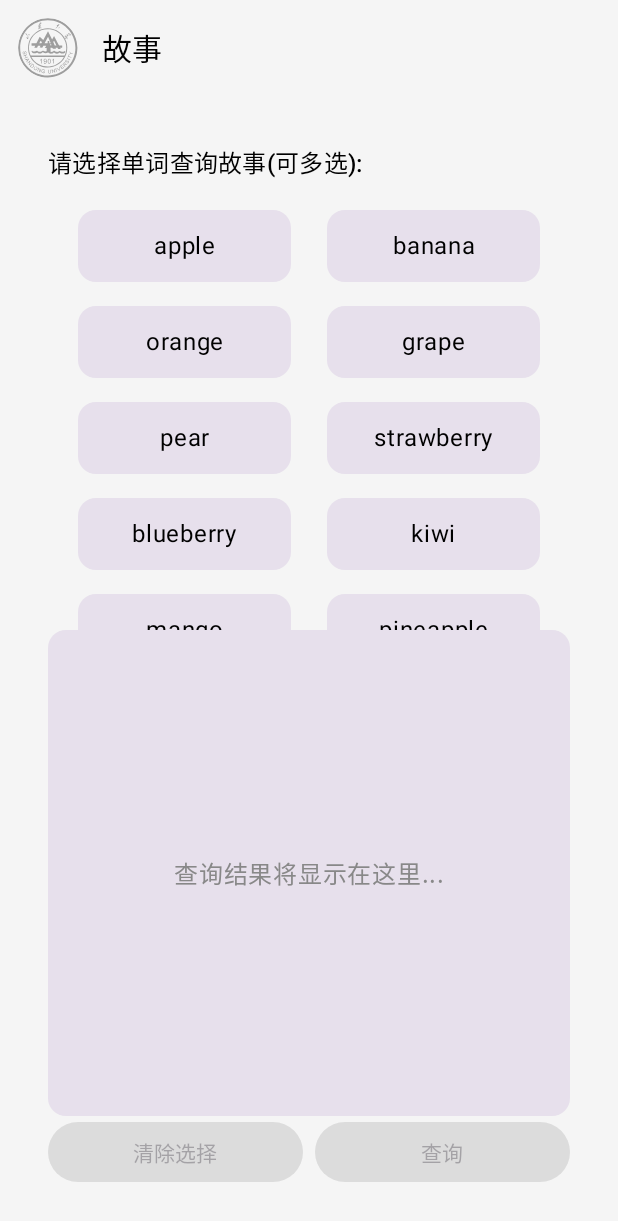
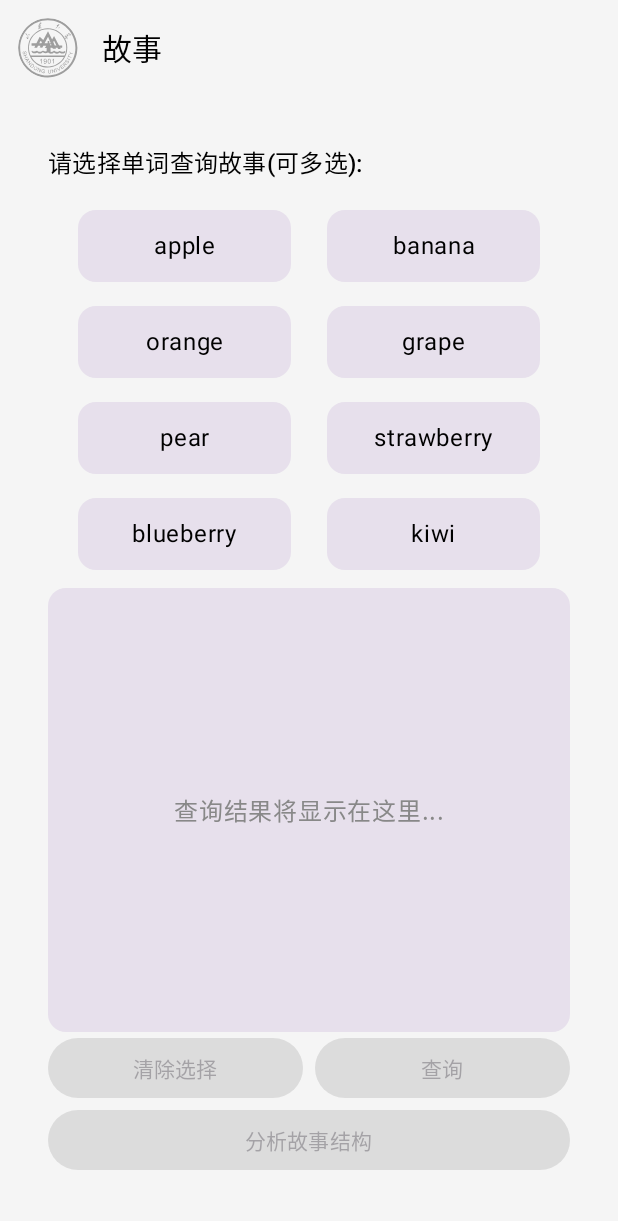
Before and after one commit to xxtd223/word-learning-software, an Android app built with Jetpack Compose: the StoryScreen screen opened through its navigation route, on a phone screen of 412 x 824 dp. Shown: the top 1221 px of the screen. Run offline under Robolectric (Android 15) with nearby library versions, the phone set to English and light mode, and no system bars; our stand-ins replace Dagger/Hilt's generated code, accompanist, constraintlayout-compose; libraries missing offline, so code that uses them is left out: okhttp3.sse.

Commit message:
接口输入输出格式问题完全搞定 1.故事传输到服务器端代码完成(暂时没调用)

```diff
--- a/Landing-master/app/src/main/java/com/peter/landing/domain/DeepSeekService.kt
+++ b/Landing-master/app/src/main/java/com/peter/landing/domain/DeepSeekService.kt
@@ -64,7 +64,6 @@ class DeepSeekService(
                 data: String
             ) {
                 val trimmedData = data.trim()
-                Log.d("DeepSeekDebug", "收到完整数据: $trimmedData")
 
                 if (trimmedData == "[DONE]") {
                     // 请求结束时打印最终结果
--- a/Landing-master/app/src/main/java/com/peter/landing/ui/screen/ds/DeepSeekChatScreen.kt
+++ b/Landing-master/app/src/main/java/com/peter/landing/ui/screen/ds/DeepSeekChatScreen.kt
@@ -18,8 +18,10 @@ import androidx.compose.material3.MaterialTheme
 import androidx.compose.material3.Surface
 import androidx.compose.material3.Text
 import androidx.compose.runtime.Composable
+import androidx.compose.runtime.getValue
 import androidx.compose.runtime.mutableStateOf
 import androidx.compose.runtime.remember
+import androidx.compose.runtime.setValue
 import androidx.compose.ui.Alignment
 import androidx.compose.ui.Modifier
 import androidx.compose.ui.graphics.Color
@@ -28,7 +30,26 @@ import androidx.compose.ui.unit.dp
 import androidx.lifecycle.viewmodel.compose.viewModel
 import com.peter.landing.ui.viewModel.DeepSeekViewModel
 
-var mess = ""
+var mess by mutableStateOf("")
+
+val description = "你是一个专业的四格漫画画家，能够根据用户提供的简单故事情节和角色设定，将给定的故事分成4份，丰富每一格漫画的画面描述，并使用英文输出，描述开头需带上[4koma]。 \n" +
+        "\n" +
+        "## 示例 \n" +
+        "[4koma] In this delightful and charming sequence, \n" +
+        "[SCENE-1] <Sora>, a creative and observant young artist with blue eyes and short purple hair, is seated at a restaurant table, diligently sketching on a napkin while a waiter, wearing a red and white striped apron, approaches with a concerned expression, requesting more napkins; \n" +
+        "[SCENE-2] as the scene transitions, <Sora> is now in a car, eyes sparkling with inspiration, pointing excitedly at a small, round creature with a red shell on the dashboard, while musical notes float in the air, indicating a moment of creative epiphany; \n" +
+        "[SCENE-3] at the beach, <Sora> is engrossed in an intense gaze with a fish-like creature emerging from the water, the sun shining brightly in the background, casting a warm glow over the scene; \n" +
+        "[SCENE-4] back in the car, <Sora> joyfully exclaims upon finding ink, ready to capture the new inspiration, while a squid-like creature, with a mischievous expression, stands nearby, holding a pen, as if ready to assist in the creative process. \n" +
+        "\n" +
+        "要求 \n" +
+        "1. 严格按照[4koma]和[SCENE-1/2/3/4]的格式进行描述。 \n" +
+        "2. 输出一定是英文！！！！ \n" +
+        "\n" +
+        "限制 \n" +
+        "1. 描述总长度一定一定不超过 350 个单词！！！！\n" +
+        "2. 一定只回答以上格式的内容不添加无关内容！！！！\n" +
+        "\n" +
+        " 如果你准备好了，那么故事为："
 
 @Composable
 fun DeepSeekChatScreen(
@@ -128,9 +149,10 @@ fun DeepSeekChatScreen(
                                     "1. 描述总长度不超过 350 个单词。 \n" +
                                     "2. 主角（两个人）姓名：Anon Chihaya,Nagasaki Soyo\n" +
                                     "3.不添加无关内容。你只需要回答故事就行了，其他的东西一个字也不要说\n " +
-                                    "如果你准备好了，请回答"+
+                                    "如果你准备好了，请回答：\n"+
                             "${selectedWords.value.first()}"
-                        } else {
+                        }
+                        else {
                             "角色:你是一个专业的故事家，能够根据用户提供的英文单词，丰富情节，并使用英文输出。 \n" +
                                     "\n" +
                                     "要求 \n" +
@@ -157,6 +179,22 @@ fun DeepSeekChatScreen(
                 Text("查询")
             }
         }
+        Row(
+            modifier = Modifier.fillMaxWidth(),
+            horizontalArrangement = Arrangement.SpaceBetween
+        ) {
+            Button(
+                onClick = {
+                    val combinedPrompt = "$description\n\n$mess"
+                    viewModel.sendSilentPrompt(combinedPrompt)
+                },
+                modifier = Modifier.fillMaxWidth(),
+                enabled = (!viewModel.uiState.isLoading) && (mess.isNotEmpty()) && (!viewModel.hiddenUiState.isLoading)
+            ) {
+                Text("分析故事结构")
+            }
+        }
+        Spacer(modifier = Modifier.height(8.dp))
     }
 }
 
@@ -311,12 +349,3 @@ fun ChatBubble(
         }
     }
 }
-
-
-//if(!mess.isEmpty()){
-//                            viewModel.sendSilentPrompt(mess)
-//                            mess = ""
-//                        }
-//
-//                        val he = viewModel.hiddenResponse
-//                        Log.d("double", "二次询问: $he")
```
Also changed, not shown: Landing-master/app/src/main/java/com/peter/landing/domain/PromptData.kt (added, +9 -0 lines), Landing-master/app/src/main/java/com/peter/landing/domain/postMessageService.kt (added, +50 -0 lines), Landing-master/app/src/main/java/com/peter/landing/ui/viewModel/DeepSeekViewModel.kt (+31 -8 lines).
